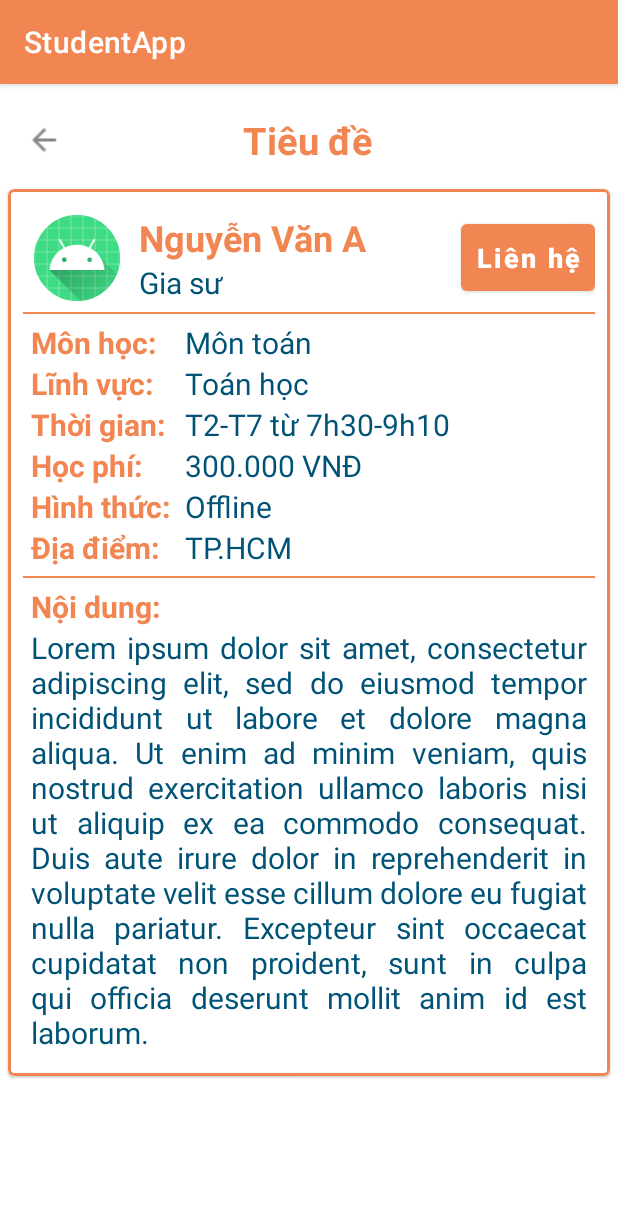
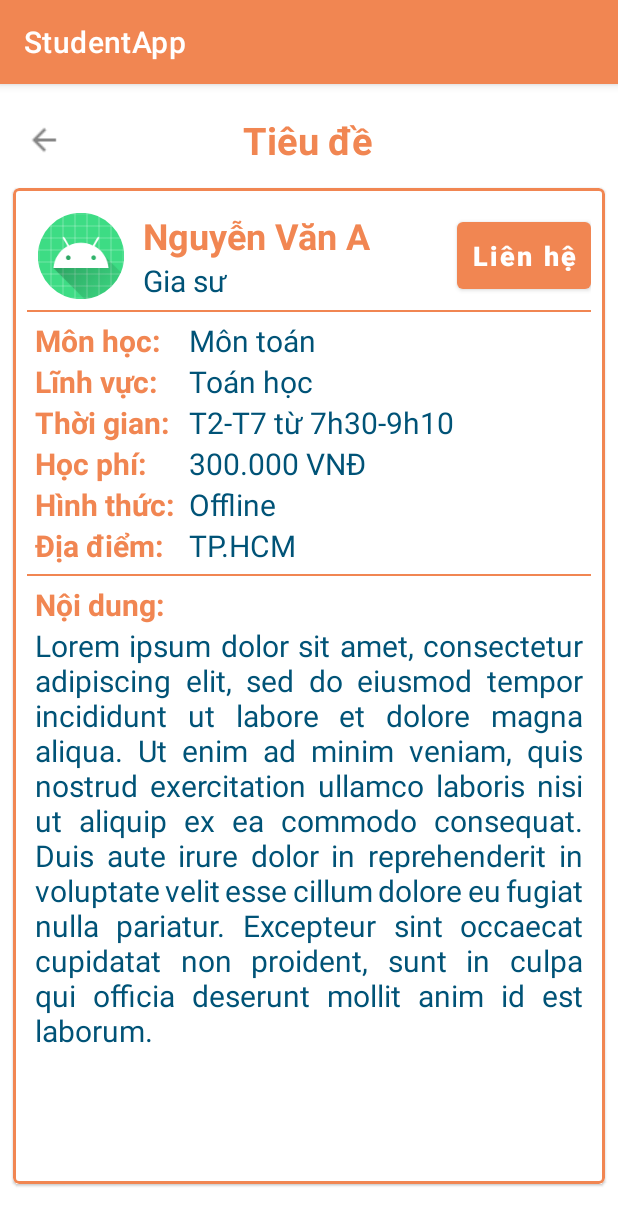
Before and after one commit to TUT888/StudentApp, an Android app: the fragment PostDetailFragment placed in its activity, on a phone screen of 412 x 824 dp. Shown: the top 1226 px of the screen. Run offline under Robolectric (Android 15) with nearby library versions, the phone set to English and light mode, and no system bars; our stand-ins replace CircleImageView.

```diff
--- a/app/src/main/java/com/example/studentapp/home/FollowerPostsFragment.java
+++ b/app/src/main/java/com/example/studentapp/home/FollowerPostsFragment.java
@@ -56,7 +56,7 @@ public class FollowerPostsFragment extends Fragment {
             @Override
             public void onClickPostObject(Post post) {
                 Log.d("Fragment", "set on clicked");
-                mainActivity.goToPostDetailFragment(post, MyPostFragment.class.getSimpleName());
+                mainActivity.goToPostDetailFragment(post, FollowerPostsFragment.class.getSimpleName());
             }
 
             @Override
--- a/app/src/main/res/layout/fragment_post_detail.xml
+++ b/app/src/main/res/layout/fragment_post_detail.xml
@@ -5,12 +5,14 @@
     android:layout_height="match_parent"
     xmlns:app="http://schemas.android.com/apk/res-auto"
     android:background="@color/white"
-    tools:context=".extra_fragment.PostDetailFragment">
+    tools:context=".extra_fragment.PostDetailFragment"
+    android:fillViewport="true">
 
     <LinearLayout
-        android:layout_width="match_parent"
-        android:layout_height="match_parent"
+        android:layout_width="fill_parent"
+        android:layout_height="fill_parent"
         android:layout_marginTop="@dimen/mediumSpace"
+        android:layout_marginBottom="@dimen/mediumSpace"
         android:orientation="vertical">
         <LinearLayout
             android:layout_width="match_parent"
@@ -48,9 +50,11 @@
         <com.google.android.material.card.MaterialCardView
             android:layout_width="match_parent"
             android:layout_height="match_parent"
-            android:layout_margin="5dp"
+            android:layout_marginHorizontal="@dimen/smallSpace"
+            android:layout_marginBottom="@dimen/largeSpace"
             app:strokeColor="@color/primary_color"
-            app:strokeWidth="2dip">
+            app:strokeWidth="2dip"
+            app:cardUseCompatPadding="true">
             <LinearLayout
                 android:layout_width="match_parent"
                 android:layout_height="match_parent"
@@ -248,7 +252,7 @@
                     android:background="@color/primary_color"/>
                 <LinearLayout
                     android:layout_width="match_parent"
-                    android:layout_height="wrap_content"
+                    android:layout_height="match_parent"
                     android:orientation="vertical"
                     android:padding="5dp">
                     <TextView
@@ -260,7 +264,7 @@
                         android:textColor="@color/primary_color"/>
                     <TextView
                         android:layout_width="match_parent"
-                        android:layout_height="wrap_content"
+                        android:layout_height="match_parent"
                         android:textSize="20sp"
                         android:text="Lorem ipsum dolor sit amet, consectetur adipiscing elit, sed do eiusmod tempor incididunt ut labore et dolore magna aliqua. Ut enim ad minim veniam, quis nostrud exercitation ullamco laboris nisi ut aliquip ex ea commodo consequat. Duis aute irure dolor in reprehenderit in voluptate velit esse cillum dolore eu fugiat nulla pariatur. Excepteur sint occaecat cupidatat non proident, sunt in culpa qui officia deserunt mollit anim id est laborum."
                         android:textColor="@color/text_color"
```
